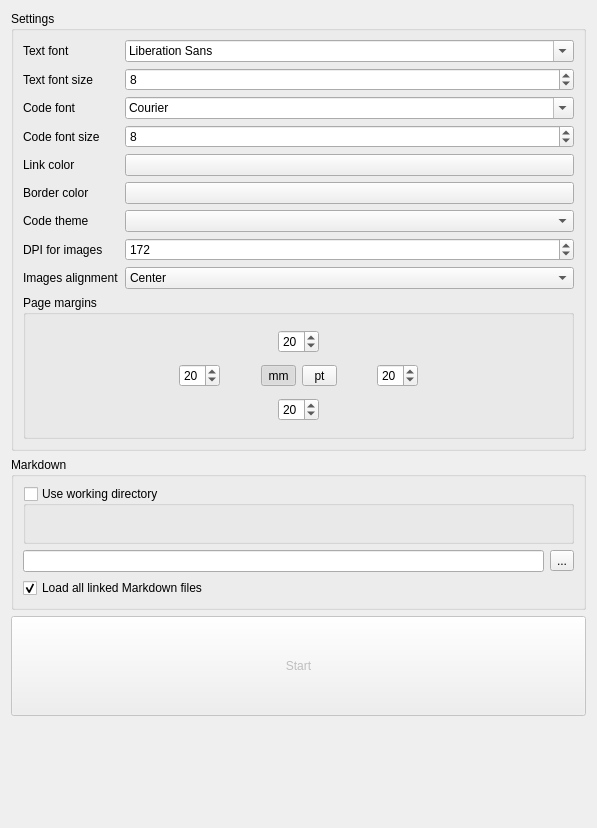
Before: the Qt Designer form src/converter/main_window.ui in igormironchik/markdown-tools, drawn with Qt 5.
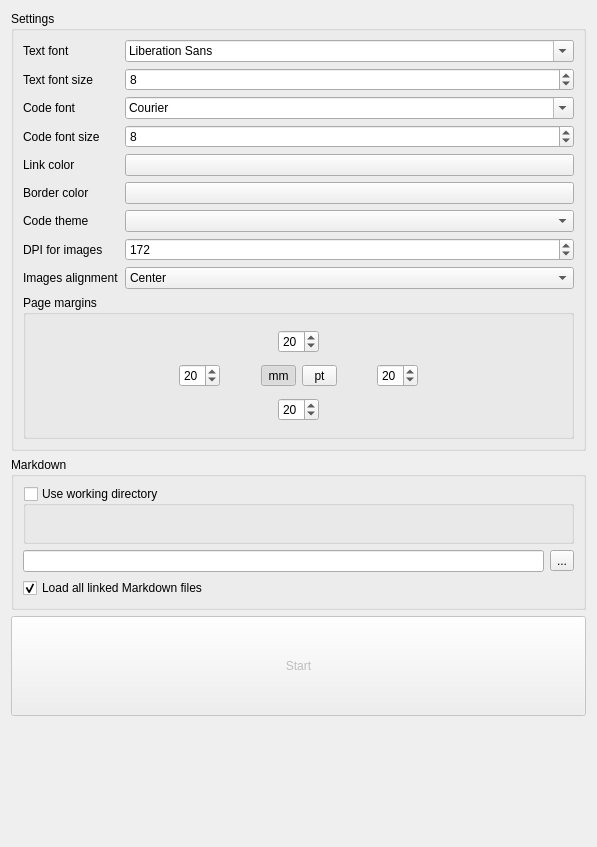
After: the same form once the commit is applied. Custom widgets are drawn as their Qt base class.

```diff
--- a/src/converter/main_window.ui
+++ b/src/converter/main_window.ui
@@ -11,7 +11,7 @@
     <x>0</x>
     <y>0</y>
     <width>597</width>
-    <height>828</height>
+    <height>847</height>
    </rect>
   </property>
   <property name="windowTitle">
```
Left out of the diff: 10 changed lines with no effect on the pictures. Lines whose indentation alone changed are shown as unchanged.
